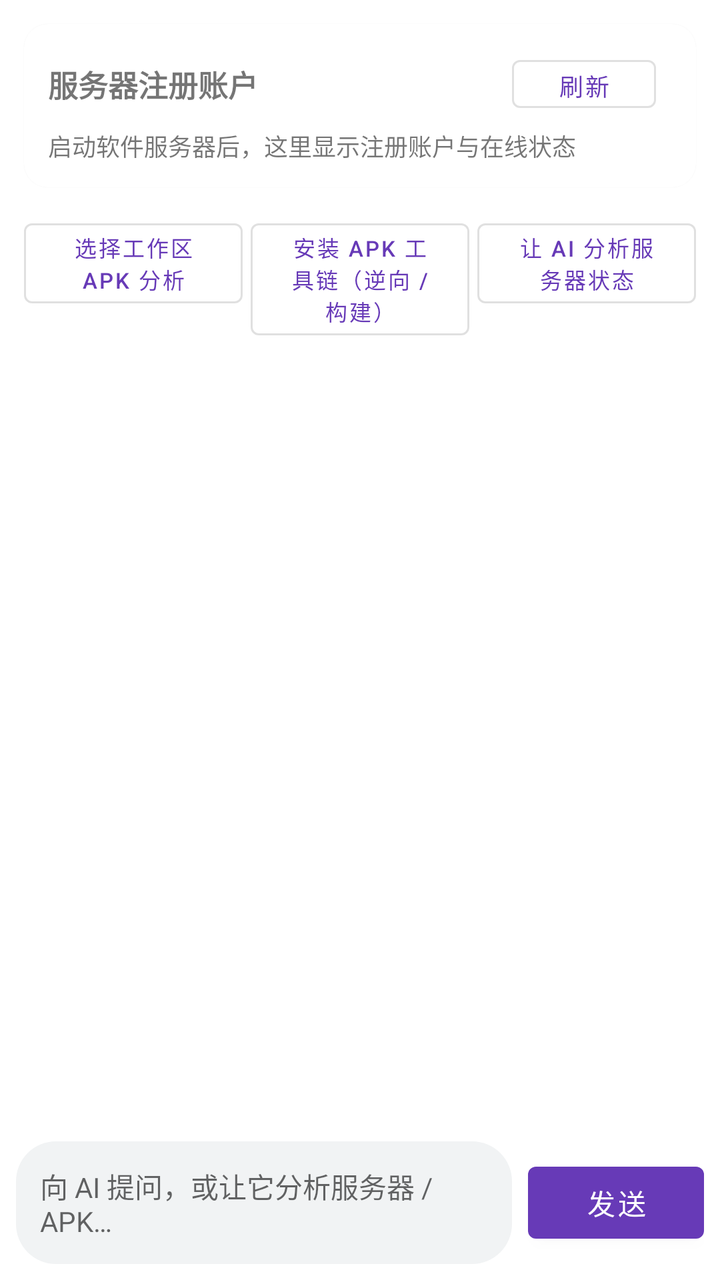
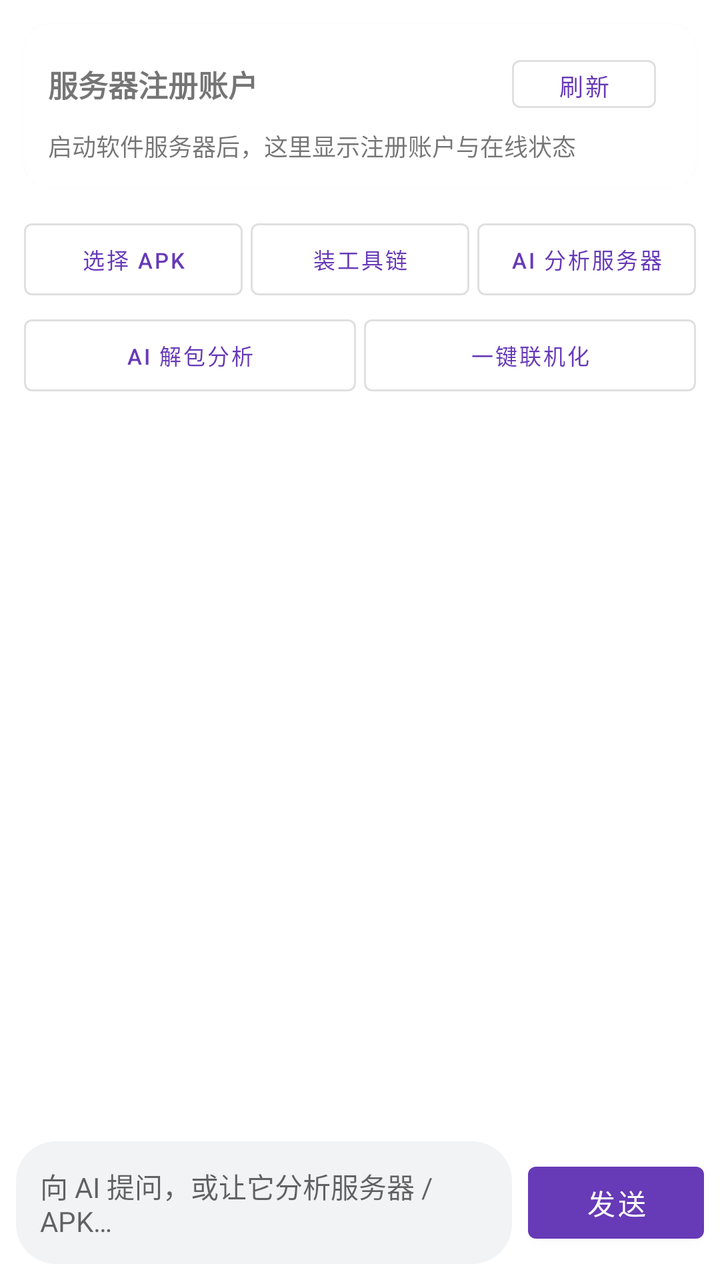

Compare the two renders of this Android layout. The source of the first and the diff that turns it into the second are given below.
<!-- AndroidManifest.xml: application theme Theme.PocketServer -->
<!-- res/layout/fragment_ai.xml -->
<?xml version="1.0" encoding="utf-8"?>
<LinearLayout xmlns:android="http://schemas.android.com/apk/res/android"
    xmlns:app="http://schemas.android.com/apk/res-auto"
    android:layout_width="match_parent"
    android:layout_height="match_parent"
    android:orientation="vertical">

    <com.google.android.material.card.MaterialCardView
        android:layout_width="match_parent"
        android:layout_height="wrap_content"
        android:layout_margin="12dp"
        app:cardCornerRadius="12dp">

        <LinearLayout
            android:layout_width="match_parent"
            android:layout_height="wrap_content"
            android:orientation="vertical"
            android:padding="12dp">

            <LinearLayout
                android:layout_width="match_parent"
                android:layout_height="wrap_content"
                android:gravity="center_vertical"
                android:orientation="horizontal">

                <TextView
                    android:layout_width="0dp"
                    android:layout_height="wrap_content"
                    android:layout_weight="1"
                    android:text="@string/accounts_title"
                    android:textSize="15sp"
                    android:textStyle="bold" />

                <com.google.android.material.button.MaterialButton
                    android:id="@+id/btn_refresh_accounts"
                    style="?attr/materialButtonOutlinedStyle"
                    android:layout_width="wrap_content"
                    android:layout_height="36dp"
                    android:insetLeft="8dp"
                    android:insetRight="8dp"
                    android:text="@string/refresh"
                    android:textSize="12sp" />
            </LinearLayout>

            <TextView
                android:id="@+id/text_accounts_hint"
                android:layout_width="match_parent"
                android:layout_height="wrap_content"
                android:layout_marginTop="4dp"
                android:text="启动软件服务器后，这里显示注册账户与在线状态"
                android:textSize="12sp" />

            <androidx.recyclerview.widget.RecyclerView
                android:id="@+id/rv_accounts"
                android:layout_width="match_parent"
                android:layout_height="wrap_content"
                android:nestedScrollingEnabled="false" />
        </LinearLayout>
    </com.google.android.material.card.MaterialCardView>

    <LinearLayout
        android:layout_width="match_parent"
        android:layout_height="wrap_content"
        android:orientation="horizontal"
        android:paddingHorizontal="12dp">

        <com.google.android.material.button.MaterialButton
            android:id="@+id/btn_pick_apk"
            style="?attr/materialButtonOutlinedStyle"
            android:layout_width="0dp"
            android:layout_height="wrap_content"
            android:layout_marginEnd="4dp"
            android:layout_weight="1"
            android:text="@string/pick_apk"
            android:textSize="11sp" />

        <com.google.android.material.button.MaterialButton
            android:id="@+id/btn_install_toolchain"
            style="?attr/materialButtonOutlinedStyle"
            android:layout_width="0dp"
            android:layout_height="wrap_content"
            android:layout_marginEnd="4dp"
            android:layout_weight="1"
            android:text="@string/install_toolchain"
            android:textSize="11sp" />

        <com.google.android.material.button.MaterialButton
            android:id="@+id/btn_analyze_server"
            style="?attr/materialButtonOutlinedStyle"
            android:layout_width="0dp"
            android:layout_height="wrap_content"
            android:layout_weight="1"
            android:text="@string/analyze_server"
            android:textSize="11sp" />
    </LinearLayout>

    <androidx.recyclerview.widget.RecyclerView
        android:id="@+id/rv_chat"
        android:layout_width="match_parent"
        android:layout_height="0dp"
        android:layout_weight="1"
        android:clipToPadding="false"
        android:padding="8dp" />

    <LinearLayout
        android:layout_width="match_parent"
        android:layout_height="wrap_content"
        android:background="?android:attr/colorBackground"
        android:gravity="center_vertical"
        android:orientation="horizontal"
        android:padding="8dp">

        <com.google.android.material.textfield.TextInputEditText
            android:id="@+id/edit_message"
            android:layout_width="0dp"
            android:layout_height="wrap_content"
            android:layout_weight="1"
            android:background="@drawable/bg_input"
            android:hint="@string/hint_message"
            android:imeOptions="actionSend"
            android:inputType="textMultiLine|textCapSentences"
            android:maxLines="4"
            android:padding="12dp"
            android:textSize="14sp" />

        <com.google.android.material.button.MaterialButton
            android:id="@+id/btn_send"
            android:layout_width="wrap_content"
            android:layout_height="wrap_content"
            android:layout_marginStart="8dp"
            android:text="@string/send" />
    </LinearLayout>
</LinearLayout>
<!-- resources referenced by this layout -->
<resources>
  <!-- drawable bg_input (drawable) -->
  <?xml version="1.0" encoding="utf-8"?>
  <shape xmlns:android="http://schemas.android.com/apk/res/android">
      <solid android:color="#F1F3F4" />
      <corners android:radius="20dp" />
  </shape>
  <string name="accounts_title">服务器注册账户</string>
  <string name="analyze_server">让 AI 分析服务器状态</string>
  <string name="hint_message">向 AI 提问，或让它分析服务器 / APK…</string>
  <string name="install_toolchain">安装 APK 工具链（逆向 / 构建）</string>
  <string name="pick_apk">选择工作区 APK 分析</string>
  <string name="refresh">刷新</string>
  <string name="send">发送</string>
  <style name="Theme.PocketServer" parent="Theme.MaterialComponents.DayNight.NoActionBar">
          <item name="colorPrimary">@color/purple_500</item>
          <item name="colorPrimaryVariant">#512DA8</item>
          <item name="colorOnPrimary">@color/white</item>
          <item name="colorSecondary">@color/teal_200</item>
          <item name="colorSecondaryVariant">#018786</item>
          <item name="colorOnSecondary">@color/black</item>
          <item name="android:statusBarColor">?attr/colorPrimaryVariant</item>
      </style>
  <color name="purple_500">#673AB7</color>
  <color name="white">#FFFFFFFF</color>
  <color name="teal_200">#03DAC5</color>
  <color name="black">#FF000000</color>
</resources>

<!-- the commit's change to res/layout/fragment_ai.xml (unified diff, before → after) -->
@@ -94,6 +94,32 @@
             android:textSize="11sp" />
     </LinearLayout>
 
+    <LinearLayout
+        android:layout_width="match_parent"
+        android:layout_height="wrap_content"
+        android:orientation="horizontal"
+        android:paddingHorizontal="12dp">
+
+        <com.google.android.material.button.MaterialButton
+            android:id="@+id/btn_unpack_ai"
+            style="?attr/materialButtonOutlinedStyle"
+            android:layout_width="0dp"
+            android:layout_height="wrap_content"
+            android:layout_marginEnd="4dp"
+            android:layout_weight="1"
+            android:text="@string/unpack_ai"
+            android:textSize="11sp" />
+
+        <com.google.android.material.button.MaterialButton
+            android:id="@+id/btn_onlinize"
+            style="?attr/materialButtonOutlinedStyle"
+            android:layout_width="0dp"
+            android:layout_height="wrap_content"
+            android:layout_weight="1"
+            android:text="@string/onlinize"
+            android:textSize="11sp" />
+    </LinearLayout>
+
     <androidx.recyclerview.widget.RecyclerView
         android:id="@+id/rv_chat"
         android:layout_width="match_parent"
<!-- resource entries referenced after the edit -->
@@ -7,12 +7,14 @@
       <corners android:radius="20dp" />
   </shape>
   <string name="accounts_title">服务器注册账户</string>
-  <string name="analyze_server">让 AI 分析服务器状态</string>
+  <string name="analyze_server">AI 分析服务器</string>
   <string name="hint_message">向 AI 提问，或让它分析服务器 / APK…</string>
-  <string name="install_toolchain">安装 APK 工具链（逆向 / 构建）</string>
-  <string name="pick_apk">选择工作区 APK 分析</string>
+  <string name="install_toolchain">装工具链</string>
+  <string name="onlinize">一键联机化</string>
+  <string name="pick_apk">选择 APK</string>
   <string name="refresh">刷新</string>
   <string name="send">发送</string>
+  <string name="unpack_ai">AI 解包分析</string>
   <style name="Theme.PocketServer" parent="Theme.MaterialComponents.DayNight.NoActionBar">
           <item name="colorPrimary">@color/purple_500</item>
           <item name="colorPrimaryVariant">#512DA8</item>
